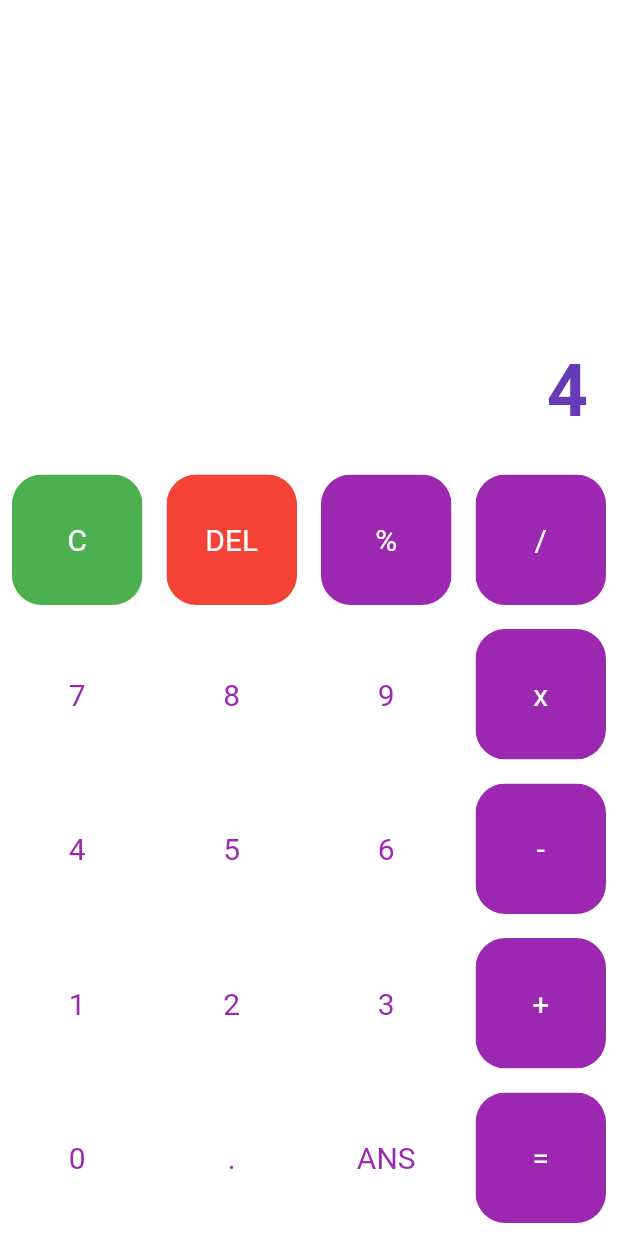
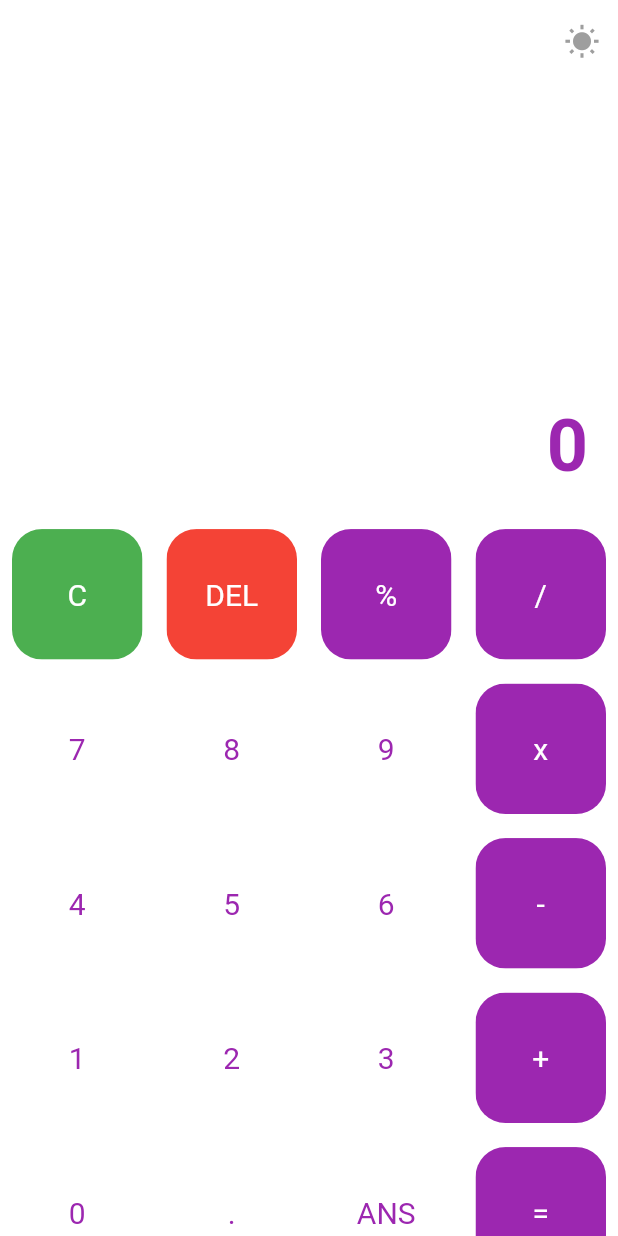
Before and after one commit to Deepak-coder80/CALCULATOR, a Flutter app: the screen it shows after launch, on a phone screen of 412 x 824 dp. Run offline on Flutter 3.47's test engine with Material 2 defaults, Android fonts, the phone set to English and light mode, and no system bars; our stand-ins replace math_expressions, shared_preferences; Roboto replaces fonts that are missing (Montserrat).

Commit message:
dynamic theme change successfully implemented

```diff
--- a/lib/main.dart
+++ b/lib/main.dart
@@ -1,6 +1,9 @@
+import 'package:calculator/theme/theme_model.dart';
 import 'package:calculator/theme/themes.dart';
 import 'package:flutter/material.dart';
+import 'package:provider/provider.dart';
 import './screens/home_screen.dart';
+
 void main() {
   runApp(const MyApp());
 }
@@ -11,11 +14,17 @@ class MyApp extends StatelessWidget {
   // This widget is the root of your application.
   @override
   Widget build(BuildContext context) {
-    return MaterialApp(
-      debugShowCheckedModeBanner: false,
-      title: 'Calculator',
-      theme: CustomTheme.lightTheme,
-      home: const HomeScreen()
+    return ChangeNotifierProvider(
+      create: (_) => ThemeModel(),
+      child: Consumer<ThemeModel>(
+        builder: (context, ThemeModel themeNotifier, child) {
+          return MaterialApp(
+              debugShowCheckedModeBanner: false,
+              title: 'Calculator',
+              theme: themeNotifier.isDark ? CustomTheme.darkTheme:CustomTheme.lightTheme,
+              home: const HomeScreen());
+        },
+      ),
     );
   }
 }
--- a/lib/screens/home_screen.dart
+++ b/lib/screens/home_screen.dart
@@ -1,5 +1,7 @@
+import 'package:calculator/theme/theme_model.dart';
 import 'package:calculator/theme/themes.dart';
 import 'package:flutter/material.dart';
+import 'package:provider/provider.dart';
 import '../utils/calc_button.dart';
 import 'package:math_expressions/math_expressions.dart';
 
@@ -15,7 +17,7 @@ class _HomeScreenState extends State<HomeScreen> {
   String userQuestion = '';
 
   //string which holds the answer
-  String userAnswer = '4';
+  String userAnswer = '0';
 
   //button list
   final List<String> buttons = [
@@ -68,18 +70,36 @@ class _HomeScreenState extends State<HomeScreen> {
 
     //assign result to userAnswer
     userAnswer = result.toString();
-
   }
 
   @override
   Widget build(BuildContext context) {
+    return Consumer<ThemeModel>(
+      builder: (context, ThemeModel themeNotifier, child) {
         return Scaffold(
+          appBar: AppBar(
+            elevation: 0,
+            backgroundColor: themeNotifier.isDark ? Colors.black : Colors.white,
+            actions: [
+              IconButton(
+                color: Colors.grey,
+                onPressed: () {
+                  themeNotifier.isDark
+                      ? themeNotifier.isDark = false
+                      : themeNotifier.isDark = true;
+                },
+                icon: Icon(themeNotifier.isDark
+                    ? Icons.nightlight_round
+                    : Icons.wb_sunny),
+              ),
+            ],
+          ),
           body: Column(
             mainAxisAlignment: MainAxisAlignment.center,
             children: [
               //display the user input
               SizedBox(
-            height: MediaQuery.of(context).size.height / 6,
+                height: MediaQuery.of(context).size.height / 7,
               ),
               Container(
                 padding: const EdgeInsets.all(20),
@@ -88,9 +108,9 @@ class _HomeScreenState extends State<HomeScreen> {
                 //display the text
                 child: Text(
                   userQuestion,
-              style: const TextStyle(
+                  style:  TextStyle(
                     fontSize: 30,
-                color: Colors.deepPurple,
+                    color: themeNotifier.isDark ? Colors.white :CustomTheme.lightTheme.primaryColor,
                   ),
                 ),
               ),
@@ -102,10 +122,10 @@ class _HomeScreenState extends State<HomeScreen> {
                 //display the text
                 child: Text(
                   userAnswer,
-              style: const TextStyle(
+                  style:  TextStyle(
                     fontSize: 48,
                     fontWeight: FontWeight.bold,
-                color: Colors.deepPurple,
+                    color: themeNotifier.isDark ? Colors.white :CustomTheme.lightTheme.primaryColor,
                   ),
                 ),
               ),
@@ -141,8 +161,8 @@ class _HomeScreenState extends State<HomeScreen> {
                         buttonTapped: () {
                           //delete one index from userQuestion from the back
                           setState(() {
-                        userQuestion =
-                            userQuestion.substring(0, userQuestion.length - 1);
+                            userQuestion = userQuestion.substring(
+                                0, userQuestion.length - 1);
                           });
                         },
                       );
@@ -150,7 +170,7 @@ class _HomeScreenState extends State<HomeScreen> {
                     //equal button and answer button
                     if (index == buttons.length - 1) {
                       return MyButton(
-                    color:CustomTheme.lightTheme.primaryColor,
+                        color: themeNotifier.isDark ? CustomTheme.darkTheme.primaryColor :CustomTheme.lightTheme.primaryColor,
                         textColor: Colors.white,
                         buttonText: buttons[index],
                         buttonTapped: () {
@@ -164,7 +184,7 @@ class _HomeScreenState extends State<HomeScreen> {
                     if (index == buttons.length - 2) {
                       return MyButton(
                         color: Colors.white,
-                    textColor: Colors.purple,
+                        textColor: themeNotifier.isDark ? CustomTheme.darkTheme.primaryColor :CustomTheme.lightTheme.primaryColor,
                         buttonText: buttons[index],
                         buttonTapped: () {
                           setState(() {
@@ -174,10 +194,12 @@ class _HomeScreenState extends State<HomeScreen> {
                       );
                     }
                     return MyButton(
-                  color:
-                      isOperator(buttons[index]) ? Colors.purple : Colors.white,
-                  textColor:
-                      isOperator(buttons[index]) ? Colors.white : Colors.purple,
+                      color: isOperator(buttons[index])
+                          ? themeNotifier.isDark ? CustomTheme.darkTheme.primaryColor :CustomTheme.lightTheme.primaryColor
+                          : Colors.white,
+                      textColor: isOperator(buttons[index])
+                          ? Colors.white
+                          : themeNotifier.isDark ? CustomTheme.darkTheme.primaryColor :CustomTheme.lightTheme.primaryColor,
                       buttonText: buttons[index],
                       buttonTapped: () {
                         //concatenate
@@ -192,5 +214,7 @@ class _HomeScreenState extends State<HomeScreen> {
             ],
           ),
         );
+      },
+    );
   }
 }
--- /dev/null
+++ b/lib/theme/theme_model.dart
@@ -0,0 +1,26 @@
+import 'package:flutter/material.dart';
+import './theme_preference.dart';
+
+class ThemeModel extends ChangeNotifier{
+  late bool _isDark;
+  late ThemePreference _preference;
+  bool get isDark => _isDark;
+
+  ThemeModel(){
+    _isDark=false;
+    _preference=ThemePreference();
+    getPreferences();
+  }
+
+  set isDark(bool value){
+    _isDark=value;
+    _preference.setTheme(value);
+    notifyListeners();
+  }
+
+
+  getPreferences() async{
+    _isDark = await _preference.getTheme();
+    notifyListeners();
+  }
+}
--- /dev/null
+++ b/lib/theme/theme_preference.dart
@@ -0,0 +1,19 @@
+import 'package:flutter/cupertino.dart';
+import 'package:shared_preferences/shared_preferences.dart';
+
+class ThemePreference{
+  //preference key
+  static const PREF_KEY="pref_key";
+
+  //set the theme
+  setTheme(bool value ) async{
+    SharedPreferences sP = await SharedPreferences.getInstance();
+    sP.setBool(PREF_KEY, value);
+  }
+
+  //get theme
+  getTheme() async{
+    SharedPreferences sp = await SharedPreferences.getInstance();
+    return sp.getBool(PREF_KEY)??false;
+  }
+}
--- a/lib/theme/themes.dart
+++ b/lib/theme/themes.dart
@@ -23,7 +23,7 @@ class CustomTheme {
   static ThemeData get darkTheme {
     return ThemeData(
       primaryColor: Colors.orange,
-      scaffoldBackgroundColor: Colors.white,
+      scaffoldBackgroundColor: Colors.black,
       backgroundColor: Colors.red,
       focusColor: Colors.green,
       fontFamily: 'Montserrat',
```
Lines whose indentation alone changed are shown as unchanged.
